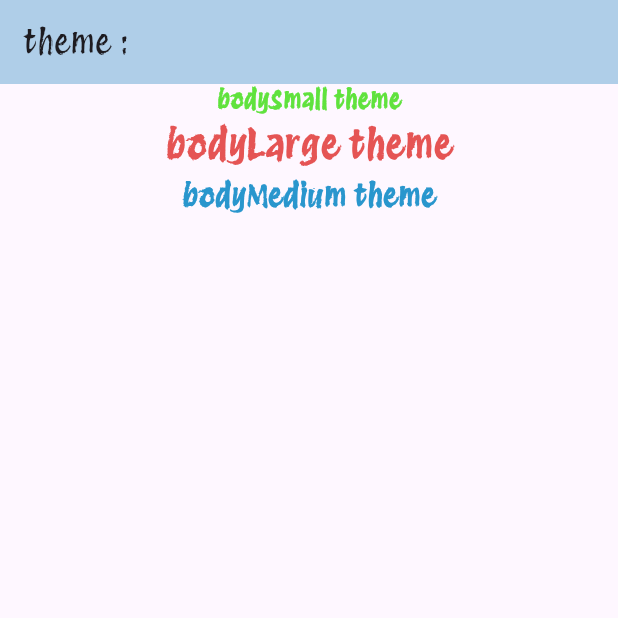
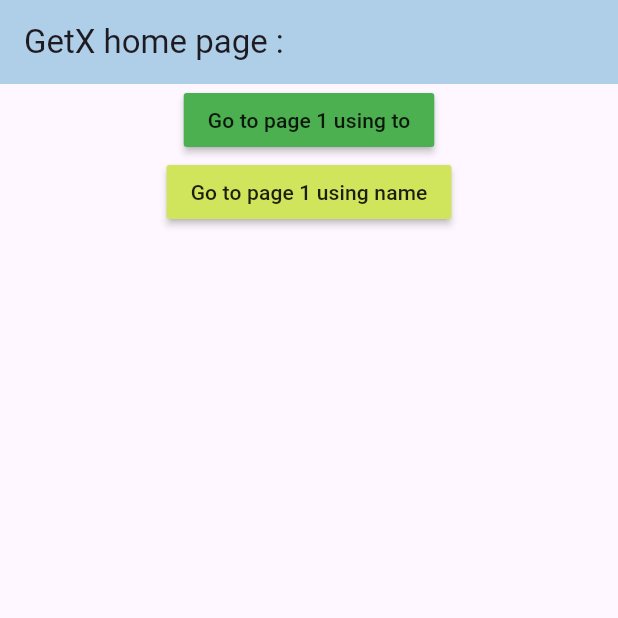
Before and after one commit to HussenAlwees/basics, a Flutter app: the screen it shows after launch, on a phone screen of 412 x 824 dp, the top half of it. Run offline on Flutter 3.47's test engine with Material 3 defaults, Android fonts, the phone set to English and light mode, and no system bars; our stand-ins replace get.

Commit message:
go to one page to another using GetX

```diff
--- a/lib/homepage.dart
+++ b/lib/homepage.dart
@@ -1,4 +1,7 @@
+import 'package:get/get.dart';
+
 import 'package:flutter/material.dart';
+import 'package:new_test_project/page1.dart';
 
 class Homepage extends StatefulWidget {
   const Homepage({super.key});
@@ -12,7 +15,7 @@ class _Homepage extends State<Homepage> {
   Widget build(BuildContext context) {
     return Scaffold(
       appBar: AppBar(
-        title: const Text("theme : "),
+        title: const Text("GetX home page : "),
         backgroundColor: const Color.fromARGB(255, 175, 206, 232),
       ),
       body: ListView(
@@ -20,17 +23,19 @@ class _Homepage extends State<Homepage> {
           Center(
             child: Column(
               children: [
-                Text(
-                  "bodySmall theme",
-                  style: Theme.of(context).textTheme.bodySmall,
+                MaterialButton(
+                  color: Colors.green,
+                  onPressed: () {
+                    Get.to(page1());
+                  },
+                  child: const Text("Go to page 1 using to"),
                 ),
-                Text(
-                  "bodyLarge theme",
-                  style: Theme.of(context).textTheme.bodyLarge,
-                ),
-                Text(
-                  "bodyMedium theme",
-                  style: Theme.of(context).textTheme.bodyMedium,
+                MaterialButton(
+                  color: Color.fromARGB(255, 208, 228, 92),
+                  onPressed: () {
+                    Get.toNamed("/page1");
+                  },
+                  child: const Text("Go to page 1 using name"),
                 ),
               ],
             ),
--- a/lib/main.dart
+++ b/lib/main.dart
@@ -1,5 +1,8 @@
 import 'package:flutter/material.dart';
+import 'package:get/get.dart';
+import 'package:get/get_navigation/src/root/get_material_app.dart';
 import 'package:new_test_project/homepage.dart';
+import 'package:new_test_project/page1.dart';
 
 void main() {
   runApp(MyApp());
@@ -14,28 +17,11 @@ class MyApp extends StatefulWidget {
 class _MyAppState extends State<MyApp> {
   @override
   Widget build(BuildContext context) {
-    return MaterialApp(
+    return GetMaterialApp(
       debugShowCheckedModeBanner: false,
-      theme: ThemeData(
-        fontFamily: "ProtestRevolution",
-        appBarTheme: AppBarTheme(
-          backgroundColor: Colors.blue,
-        ),
-        textTheme: TextTheme(
-          bodySmall: TextStyle(
-              color: Color.fromARGB(255, 96, 226, 61),
-              fontSize: 16,
-              fontWeight: FontWeight.bold),
-          bodyLarge: TextStyle(
-              color: Color.fromARGB(255, 229, 84, 84),
-              fontSize: 25,
-              fontWeight: FontWeight.bold),
-          bodyMedium: TextStyle(
-              color: Color.fromARGB(255, 41, 150, 205),
-              fontSize: 20,
-              fontWeight: FontWeight.bold),
-        ),
-      ),
+      getPages: [
+        GetPage(name: "/page1", page: () => page1()),
+      ],
       home: Homepage(),
     ); //MaterialApp
   }
--- a/pubspec.yaml
+++ b/pubspec.yaml
@@ -38,6 +38,7 @@ dependencies:
   awesome_dialog: ^3.2.0
   http: ^1.2.0
   shared_preferences: ^2.2.2
+  get: ^4.6.6
 
 dev_dependencies:
   flutter_test:
```
Also changed, not shown: lib/page1.dart (added, +35 -0 lines), pubspec.lock, 1 other file.
